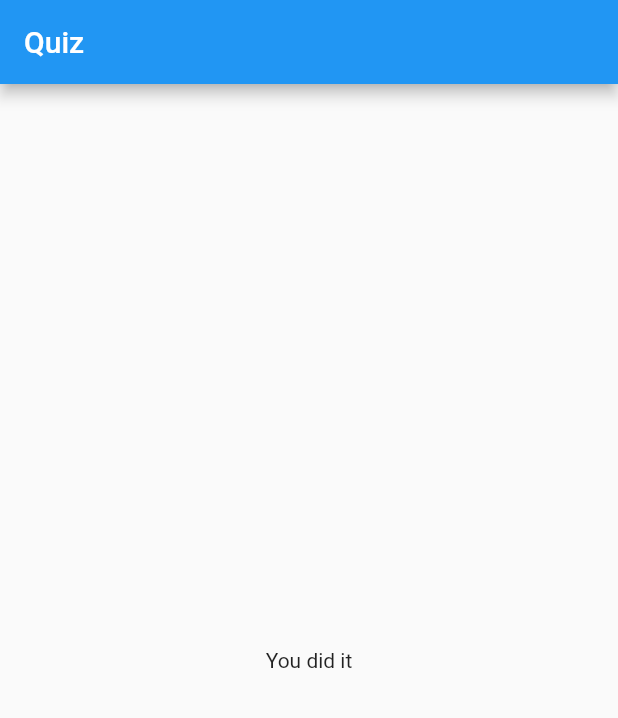
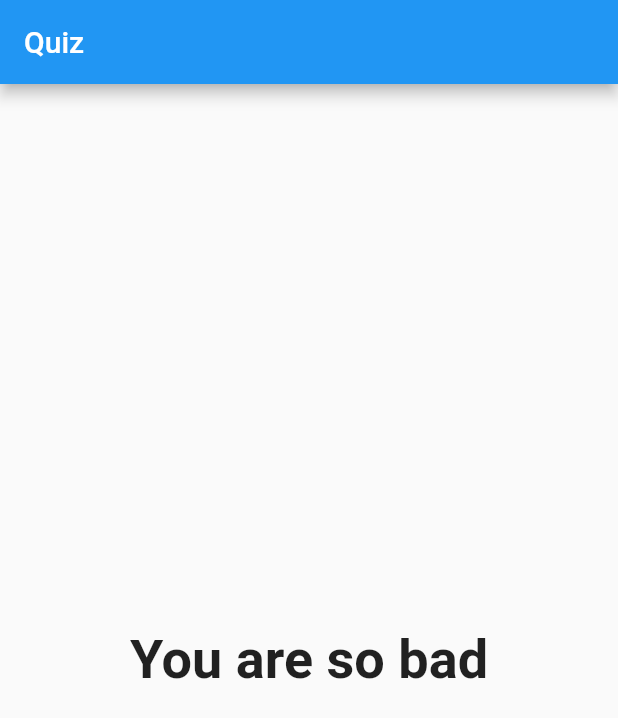
Before and after one commit to bhavikvashi1804/flutter-quiz, a Flutter app: the screen it shows after launch, after a tap on "Red", after a tap on "Snake", after a tap on "Raj", on a phone screen of 412 x 824 dp. Shown: the top 718 px of the screen. Run offline on Flutter 3.47's test engine with Material 2 defaults, Android fonts, the phone set to English and light mode, and no system bars.

Commit message:
Display result

```diff
--- a/lib/main.dart
+++ b/lib/main.dart
@@ -24,27 +24,82 @@ class MyHomePage extends StatefulWidget {
 class _MyHomePageState extends State<MyHomePage> {
 
   int _questionIndex=0;
+  int _totalScore=0;
+
   //you can also use static const
   final _questions=const [
     {
       'questionText':' What\'s your favorite color?',
-      'answers':['Red','Black','Green','Blue'],
+      'answers':[
+        {
+          'text':'Red',
+          'score':10,
+        },
+        {
+          'text':'Black',
+          'score':7,
+        },
+        {
+          'text':'Green',
+          'score':5,
+        },
+        {
+          'text':'Blue',
+          'score':3,
+        },
+      ],
     },
     {
       'questionText': 'What\'s your favorite animal?',
-      'answers':['Rabbit','Snake','Dog','Cat'],
+      'answers':[
+        {
+          'text':'Rabbit',
+          'score':10,
+        },
+        {
+          'text':'Snake',
+          'score':7,
+        },
+        {
+          'text':'Dog',
+          'score':5,
+        },
+        {
+          'text':'Cat',
+          'score':7,
+        },
+      ],
     },
     {
       'questionText': 'Who\'s your favorite instructor?',
-      'answers':['Pawan','Yash','Raj','Meet'],
+      'answers':[
+        {
+          'text':'Pawan',
+          'score':10,
+        },
+        {
+          'text':'Yash',
+          'score':7,
+        },
+        {
+          'text':'Raj',
+          'score':5,
+        },
+        {
+          'text':'Meet',
+          'score':7,
+        },
+      ],
     },
 
   ];
 
 
 
-  void _answerQ(){
+  void _answerQ(int score){
 
+    //_totalScore=_totalScore+score; below line is same as this
+    _totalScore+=score;
 
     setState(() {
       _questionIndex++;
@@ -66,7 +121,7 @@ class _MyHomePageState extends State<MyHomePage> {
         questionIndex: _questionIndex,
         questions: _questions,
         onAnswerClick: _answerQ,
-        ):Result(),
+        ):Result(_totalScore),
      );
   }
 }
--- a/lib/quiz.dart
+++ b/lib/quiz.dart
@@ -21,9 +21,10 @@ class Quiz extends StatelessWidget {
         child: Column(
           children: <Widget>[
             QuestionWidget(questions[questionIndex]['questionText']),
-            ...(questions[questionIndex]['answers'] as List<String>).map(
+            ...(questions[questionIndex]['answers'] as List< Map<String,Object> >).map(
               (answer){
-                return Answer(answer,onAnswerClick);
+                return Answer(answer['text'],()=>onAnswerClick(answer['score']));
+                //write this to get address of function
               }
             ).toList()
 
--- a/lib/result.dart
+++ b/lib/result.dart
@@ -1,10 +1,36 @@
 import 'package:flutter/material.dart';
 
 class Result extends StatelessWidget {
+
+  final int resultScore;
+
+  Result(this.resultScore);
+
+  String get resultPhrase{
+    String resultText='You did it';
+    if(resultScore<=8){
+      resultText='You are awesome and innocent';
+    }
+    else if(resultScore<=12){
+      resultText='Preety Likeable !';
+    }
+    else if(resultScore<=16){
+      resultText='Are you strange?';
+    }
+    else{
+      resultText='You are so bad';
+    }
+    return resultText;
+  }
+
   @override
   Widget build(BuildContext context) {
     return Center(
-      child: Text('You did it'),
+      child: Text(
+        resultPhrase,
+        style: TextStyle(fontSize: 36,fontWeight: FontWeight.bold),
+        textAlign: TextAlign.center,
+      ),
     );
   }
 }
```
